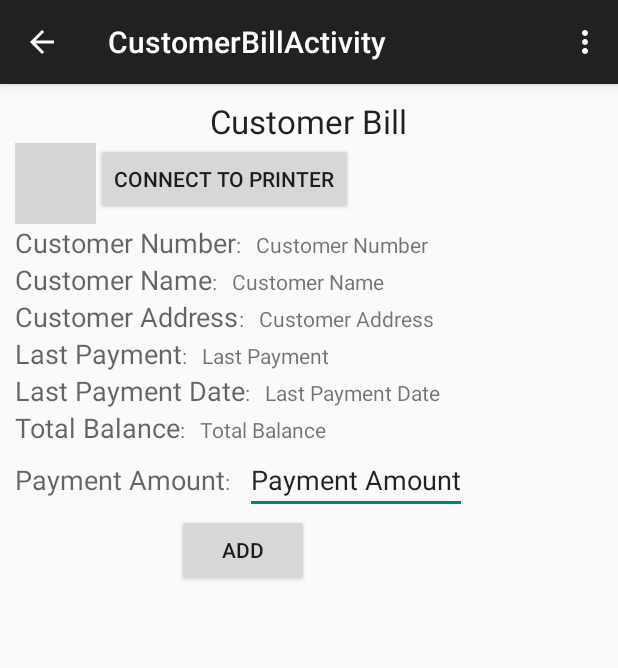
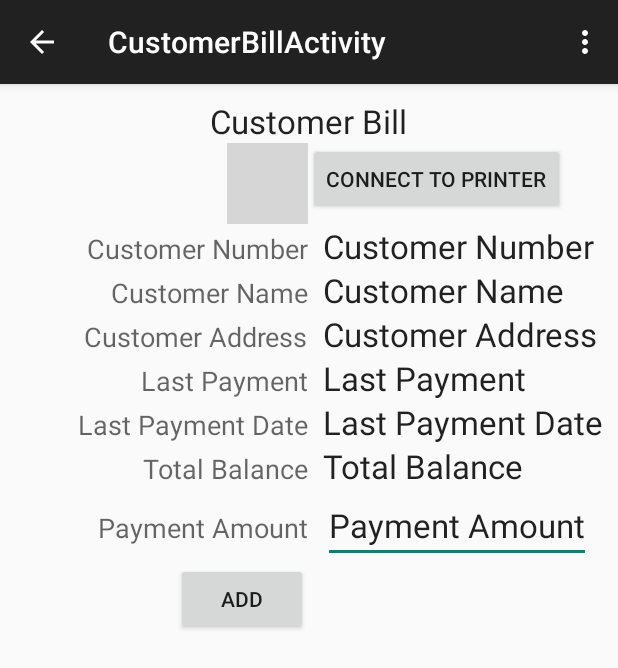
Before and after one commit to jayadn2/MyApplication, an Android app: the CustomerBillActivity screen opened directly, with no data from a screen before it, on a phone screen of 412 x 824 dp. Shown: the top 668 px of the screen. Run offline under Robolectric (Android 15) with nearby library versions, the phone set to English and light mode, and no system bars; grey boxes are pictures that could not be loaded.

Commit message:
UI Changes

```diff
--- a/app/src/main/java/com/actv/simpfo/myapplication/MainActivity.java
+++ b/app/src/main/java/com/actv/simpfo/myapplication/MainActivity.java
@@ -128,7 +128,6 @@ public class MainActivity extends ActionBarActivity {
     public boolean isInternetAvailable() {
         try {
             InetAddress ipAddr = InetAddress.getByName("google.com"); //You can replace it with your name
-
             if (ipAddr.equals("")) {
                 return false;
             } else {
@@ -285,7 +284,7 @@ public class MainActivity extends ActionBarActivity {
                                 if (mBtp.unPairBluetoothPrinters()) {
                                     Toast.makeText(
                                             getApplicationContext(),
-                                            "All NGX Bluetooth printer(s) unpaired",
+                                            "All Bluetooth printer(s) unpaired",
                                             Toast.LENGTH_SHORT).show();
                                 }
                             }
--- a/app/src/main/java/com/actv/simpfo/myapplication/Model/MobileCollectionJson.java
+++ b/app/src/main/java/com/actv/simpfo/myapplication/Model/MobileCollectionJson.java
@@ -17,4 +17,5 @@ public class MobileCollectionJson {
     public String EmpId;
     public String GpsLocation;
     public String LedgerUpdated;
+    public String LastBalance;
 }
--- a/app/src/main/res/layout/activity_collection_report.xml
+++ b/app/src/main/res/layout/activity_collection_report.xml
@@ -33,7 +33,8 @@
         android:orientation="horizontal"
         android:layout_width="match_parent"
         android:layout_height="wrap_content"
-        android:weightSum="1">
+        android:weightSum="1"
+        android:layout_gravity="center_horizontal">
         <Button
             style="?android:attr/buttonStyleSmall"
             android:layout_width="wrap_content"
--- a/app/src/main/res/layout/activity_customer_bill.xml
+++ b/app/src/main/res/layout/activity_customer_bill.xml
@@ -5,153 +5,133 @@
     android:orientation="vertical"
     tools:context="com.actv.simpfo.myapplication.CustomerBillActivity" android:layout_margin="10dp"  android:gravity="center_horizontal">
 
+    <GridLayout
+        android:layout_width="match_parent"
+        android:layout_height="wrap_content"
+        android:columnCount="2"
+        android:rowCount="10">
+
         <TextView android:text="@string/customer_bill" android:layout_width="wrap_content"
             android:layout_height="wrap_content"
-        android:textAppearance="@style/Base.TextAppearance.AppCompat.Large" />
-
-    <LinearLayout
-        android:orientation="horizontal"
-        android:layout_width="match_parent"
-        android:layout_height="wrap_content">
+            android:textAppearance="@style/Base.TextAppearance.AppCompat.Large"
+            android:layout_column="0"
+            android:layout_row="0"
+            android:layout_columnSpan="2"
+            android:layout_gravity="center_horizontal" />
 
         <ImageView
             android:layout_width="54dp"
             android:layout_height="54dp"
             android:id="@+id/printerStatusImageView"
-            android:src="@drawable/printer_connected" />
+            android:src="@drawable/printer_connected"
+            android:layout_column="0"
+            android:layout_row="1"
+            android:layout_gravity="right" />
 
         <Button
             android:layout_width="wrap_content"
             android:layout_height="wrap_content"
             android:text="@string/connect_printer"
-            android:id="@+id/connectToPrinterButton" />
-    </LinearLayout>
-
-    <LinearLayout
-        android:layout_width="match_parent"
-        android:layout_height="fill_parent" android:orientation="vertical">
-
-        <LinearLayout
-            android:layout_width="match_parent"
-            android:layout_height="wrap_content" android:orientation="horizontal">
+            android:id="@+id/connectToPrinterButton"
+            android:layout_column="1"
+            android:layout_row="1" />
 
         <TextView android:text="@string/customer_number" android:layout_width="wrap_content"
-                android:layout_height="wrap_content" android:textAppearance="@style/Base.TextAppearance.AppCompat.Medium" />
-
-            <TextView android:text="@string/colon"
-                android:layout_width="wrap_content"
-                android:layout_height="wrap_content"  android:layout_marginEnd="10dp"/>
+            android:layout_height="wrap_content" android:textAppearance="@style/Base.TextAppearance.AppCompat.Medium"
+            android:layout_column="0"
+            android:layout_row="2"
+            android:layout_gravity="right" />
 
         <TextView android:id="@+id/custNumber_text_view" android:text="@string/customer_number" android:layout_width="wrap_content"
-                android:layout_height="wrap_content" />
-
-        </LinearLayout>
-
-    <LinearLayout
-        android:layout_width="match_parent"
-        android:layout_height="wrap_content" android:orientation="horizontal">
+            android:layout_height="wrap_content" android:textAppearance="@style/Base.TextAppearance.AppCompat.Large"
+            android:layout_column="1"
+            android:layout_row="2"
+            android:layout_marginLeft="10dp" />
 
         <TextView android:text="@string/customer_name" android:layout_width="wrap_content"
-            android:layout_height="wrap_content" android:textAppearance="@style/Base.TextAppearance.AppCompat.Medium" />
-
-        <TextView android:text="@string/colon"
-            android:layout_width="wrap_content"
-            android:layout_height="wrap_content"  android:layout_marginEnd="10dp"/>
+            android:layout_height="wrap_content" android:textAppearance="@style/Base.TextAppearance.AppCompat.Medium"
+            android:layout_column="0"
+            android:layout_row="3"
+            android:layout_gravity="right" />
 
         <TextView android:id="@+id/custName_text_view" android:text="@string/customer_name" android:layout_width="wrap_content"
-            android:layout_height="wrap_content" />
-
-    </LinearLayout>
-
-    <LinearLayout
-        android:layout_width="match_parent"
-        android:layout_height="wrap_content" android:orientation="horizontal">
+            android:layout_height="wrap_content"  android:textAppearance="@style/Base.TextAppearance.AppCompat.Large"
+            android:layout_row="3"
+            android:layout_column="1"
+            android:layout_marginLeft="10dp" />
 
         <TextView android:text="@string/customer_address" android:layout_width="wrap_content"
-            android:layout_height="wrap_content" android:textAppearance="@style/Base.TextAppearance.AppCompat.Medium" />
-
-        <TextView android:text="@string/colon"
-            android:layout_width="wrap_content"
-            android:layout_height="wrap_content"  android:layout_marginEnd="10dp"/>
+            android:layout_height="wrap_content" android:textAppearance="@style/Base.TextAppearance.AppCompat.Medium"
+            android:layout_column="0"
+            android:layout_row="4"
+            android:layout_gravity="right" />
 
         <TextView android:id="@+id/custAddress_text_view" android:text="@string/customer_address" android:layout_width="wrap_content"
-            android:layout_height="wrap_content" />
-
-    </LinearLayout>
-
-    <LinearLayout
-        android:layout_width="match_parent"
-        android:layout_height="wrap_content" android:orientation="horizontal">
+            android:layout_height="wrap_content"  android:textAppearance="@style/Base.TextAppearance.AppCompat.Large"
+            android:layout_row="4"
+            android:layout_column="1"
+            android:layout_marginLeft="10dp" />
 
         <TextView android:text="@string/last_payment" android:layout_width="wrap_content"
-            android:layout_height="wrap_content" android:textAppearance="@style/Base.TextAppearance.AppCompat.Medium" />
-
-        <TextView android:text="@string/colon"
-            android:layout_width="wrap_content"
-            android:layout_height="wrap_content"  android:layout_marginEnd="10dp"/>
+            android:layout_height="wrap_content" android:textAppearance="@style/Base.TextAppearance.AppCompat.Medium"
+            android:layout_column="0"
+            android:layout_row="5"
+            android:layout_gravity="right" />
 
         <TextView android:id="@+id/lastPayment_text_view" android:text="@string/last_payment" android:layout_width="wrap_content"
-            android:layout_height="wrap_content" />
-
-    </LinearLayout>
-
-    <LinearLayout
-        android:layout_width="match_parent"
-        android:layout_height="wrap_content" android:orientation="horizontal">
+            android:layout_height="wrap_content"  android:textAppearance="@style/Base.TextAppearance.AppCompat.Large"
+            android:layout_row="5"
+            android:layout_column="1"
+            android:layout_marginLeft="10dp" />
 
         <TextView android:text="@string/last_payment_date" android:layout_width="wrap_content"
-            android:layout_height="wrap_content" android:textAppearance="@style/Base.TextAppearance.AppCompat.Medium" />
-
-        <TextView android:text="@string/colon"
-            android:layout_width="wrap_content"
-            android:layout_height="wrap_content"  android:layout_marginEnd="10dp"/>
+            android:layout_height="wrap_content" android:textAppearance="@style/Base.TextAppearance.AppCompat.Medium"
+            android:layout_column="0"
+            android:layout_row="6"
+            android:layout_gravity="right" />
 
         <TextView android:id="@+id/lastPaymentDate_text_view" android:text="@string/last_payment_date" android:layout_width="wrap_content"
-            android:layout_height="wrap_content" />
-
-    </LinearLayout>
-
-    <LinearLayout
-        android:layout_width="match_parent"
-        android:layout_height="wrap_content" android:orientation="horizontal">
+            android:layout_height="wrap_content"  android:textAppearance="@style/Base.TextAppearance.AppCompat.Large"
+            android:layout_row="6"
+            android:layout_column="1"
+            android:layout_marginLeft="10dp" />
 
         <TextView android:text="@string/total_balance" android:layout_width="wrap_content"
-            android:layout_height="wrap_content" android:textAppearance="@style/Base.TextAppearance.AppCompat.Medium" />
-
-        <TextView android:text="@string/colon"
-            android:layout_width="wrap_content"
-            android:layout_height="wrap_content"  android:layout_marginEnd="10dp"/>
+            android:layout_height="wrap_content" android:textAppearance="@style/Base.TextAppearance.AppCompat.Medium"
+            android:layout_column="0"
+            android:layout_row="7"
+            android:layout_gravity="right" />
 
         <TextView android:id="@+id/totalBalance_text_view" android:text="@string/total_balance" android:layout_width="wrap_content"
-            android:layout_height="wrap_content" />
-
-    </LinearLayout>
-
-    <LinearLayout
-        android:layout_width="match_parent"
-        android:layout_height="wrap_content" android:orientation="horizontal">
+            android:layout_height="wrap_content"  android:textAppearance="@style/Base.TextAppearance.AppCompat.Large"
+            android:layout_row="7"
+            android:layout_column="1"
+            android:layout_marginLeft="10dp" />
 
         <TextView android:text="@string/payment_amount" android:layout_width="wrap_content"
-            android:layout_height="wrap_content" android:textAppearance="@style/Base.TextAppearance.AppCompat.Medium" />
-
-        <TextView android:text="@string/colon"            android:layout_width="wrap_content"
-            android:layout_height="wrap_content"  android:layout_marginEnd="10dp"/>
+            android:layout_height="wrap_content" android:textAppearance="@style/Base.TextAppearance.AppCompat.Medium"
+            android:layout_column="0"
+            android:layout_row="8"
+            android:layout_gravity="right" />
 
         <EditText android:id="@+id/paymentAmount_edit_text_view" android:text="@string/payment_amount" android:layout_width="wrap_content"
-            android:layout_height="wrap_content" android:hint="Amount" android:imeOptions="actionDone" android:inputType="number" />
+            android:layout_height="wrap_content"  android:textAppearance="@style/Base.TextAppearance.AppCompat.Large" android:hint="Amount" android:imeOptions="actionDone" android:inputType="number"
+            android:layout_row="8"
+            android:layout_column="1"
+            android:layout_marginLeft="10dp" />
 
-    </LinearLayout>
-<LinearLayout
-    android:layout_width="match_parent"
-    android:layout_height="wrap_content" android:gravity="center_horizontal">
         <Button android:id="@+id/add_Button_view"
             android:layout_width="wrap_content"
-        android:layout_height="wrap_content" android:text="@string/add" />
+            android:layout_height="wrap_content" android:text="@string/add"
+            android:layout_column="0"
+            android:layout_row="9"
+            android:layout_gravity="right" />
 
         <Button android:id="@+id/print_Button_view"
     android:layout_width="wrap_content"
-        android:layout_height="wrap_content" android:text="@string/print" android:visibility="invisible"/>
-</LinearLayout>
-    </LinearLayout>
+    android:layout_height="wrap_content" android:text="@string/print" android:visibility="invisible"
+            android:layout_row="9"
+            android:layout_column="1" />
+    </GridLayout>
 
 </LinearLayout>
--- a/app/src/main/res/layout/activity_main_menu.xml
+++ b/app/src/main/res/layout/activity_main_menu.xml
@@ -7,9 +7,9 @@
     tools:context="com.actv.simpfo.myapplication.MainMenu" android:orientation="vertical" android:gravity="center_vertical|center_horizontal">
 
         <Button
-            android:layout_width="wrap_content" android:id="@+id/collection_report"
+            android:layout_width="match_parent" android:id="@+id/collection_report"
             android:layout_height="wrap_content" android:text="@string/collection_report" android:width="150dp"/>
         <Button
-            android:layout_width="wrap_content" android:id="@+id/customer_list"
+            android:layout_width="match_parent" android:id="@+id/customer_list"
             android:layout_height="wrap_content" android:text="@string/customer_list"  android:width="150dp"/>
     </LinearLayout>
--- a/app/src/main/res/values/strings.xml
+++ b/app/src/main/res/values/strings.xml
@@ -53,4 +53,6 @@
     <string name="machine_info">Machine Info</string>
     <string name="app_settings">App Settings</string>
     <string name="connect_printer">Connect To Printer</string>
+    <string name="last_balance">Last Balance</string>
+    <string name="current_balance">Current Balance</string>
 </resources>
```
Also changed, not shown: app/src/main/java/com/actv/simpfo/myapplication/AppGlobals.java (+9 -0 lines), app/src/main/java/com/actv/simpfo/myapplication/CustomerBillPrintDialogFragment.java (+33 -8 lines), app/src/main/java/com/actv/simpfo/myapplication/HelperClass.java (added, +17 -0 lines), app/src/main/res/layout/activity_app_settings.xml (+12 -22 lines), app/src/main/res/layout/activity_main.xml (+5 -3 lines), app/src/main/res/layout/collection_report_row.xml (+48 -68 lines), app/src/main/res/layout/customer_bill_print_dialog.xml (+120 -74 lines). Lines whose indentation alone changed are shown as unchanged.
